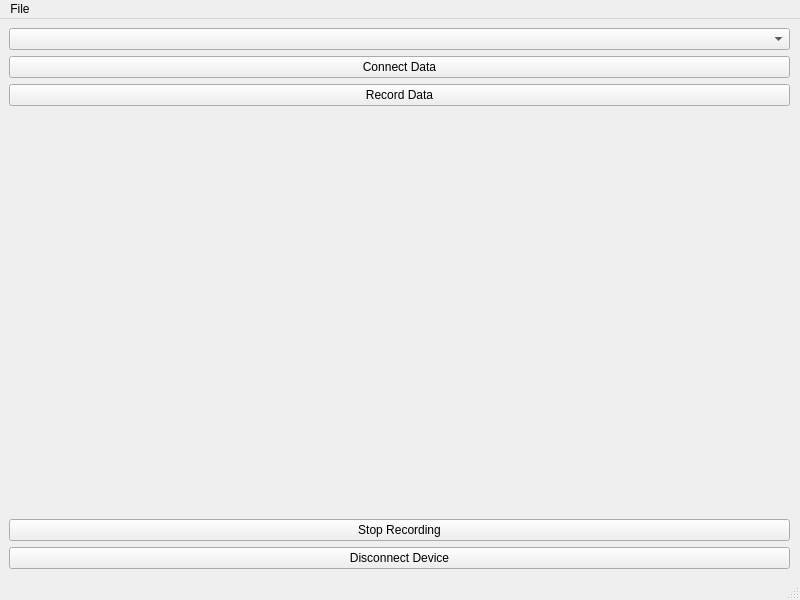
The window that RunMeas/ITCUI.ui (konchris/RunITC) describes before a commit, drawn with Qt 5.
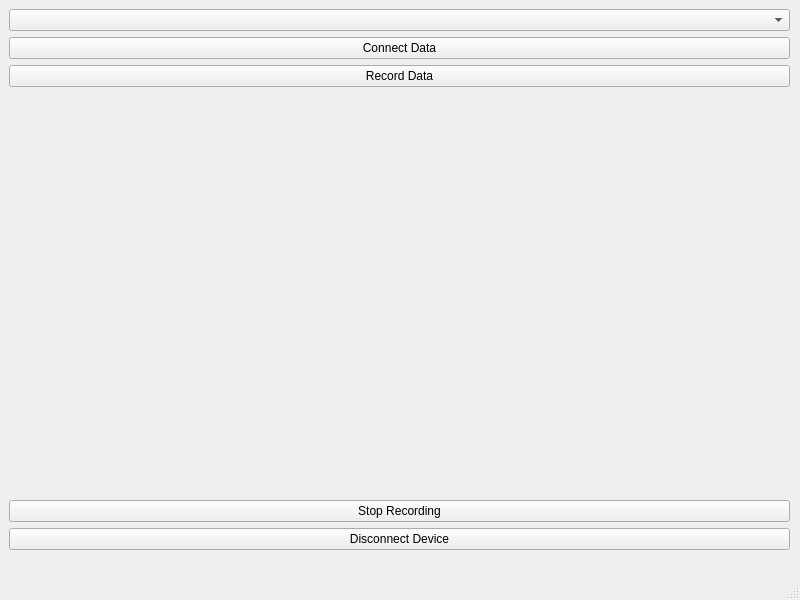
The same window after the commit. Icons and pictures are not drawn.

Commit message: Got GUI with graph and list of devices.

```diff
--- a/RunMeas/ITCUI.ui
+++ b/RunMeas/ITCUI.ui
@@ -93,14 +93,6 @@
      <height>21</height>
     </rect>
    </property>
-   <widget class="QMenu" name="menuFile">
-    <property name="title">
-     <string>File</string>
-    </property>
-    <addaction name="separator"/>
-    <addaction name="actionQuit"/>
-   </widget>
-   <addaction name="menuFile"/>
   </widget>
   <widget class="QStatusBar" name="statusbar"/>
   <action name="action_Quit">
```
Left out of the diff: 29 changed lines with no effect on the pictures. The commit also changes 3 other files.
